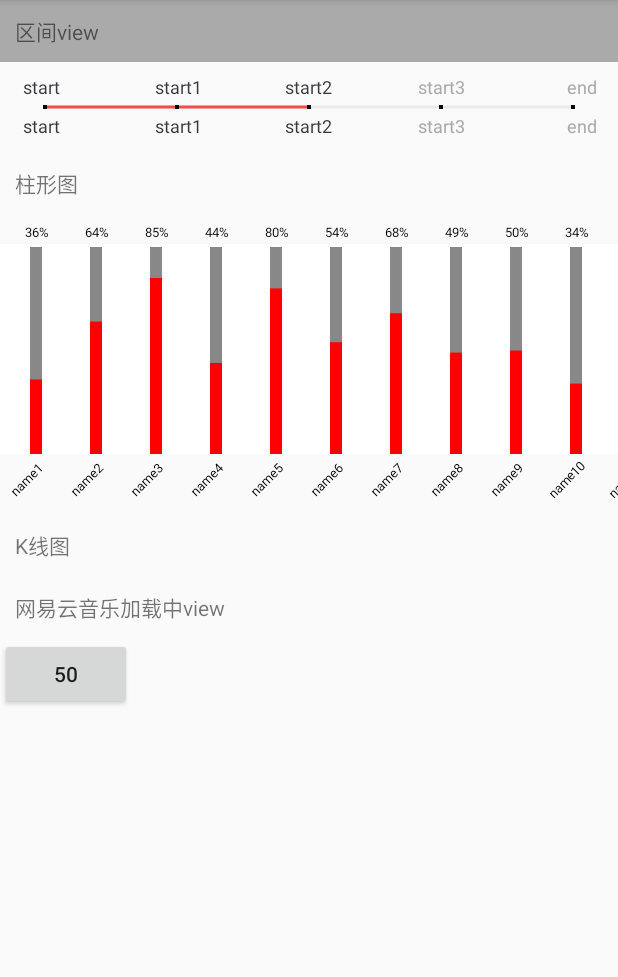
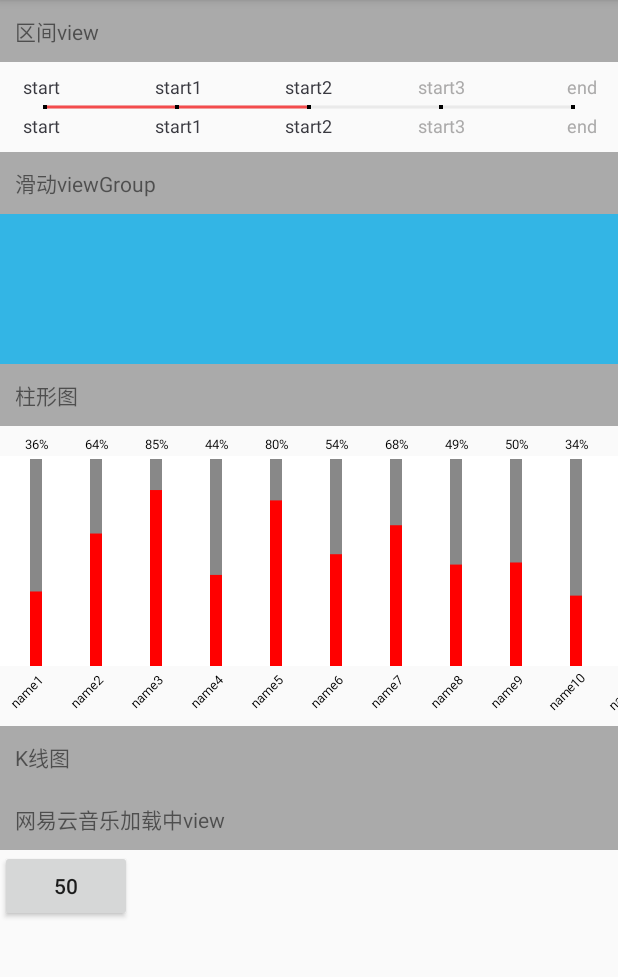
Before and after one commit to LuChunhao/MyView, an Android app: the ViewActivity screen opened directly, with no data from a screen before it, on a phone screen of 412 x 824 dp, the part 84-1061 px from its top. Run offline under Robolectric (Android 15) with nearby library versions, the phone set to English and light mode, and no system bars; our stand-ins replace data binding.

Commit message:
20180516

```diff
--- a/app/src/main/java/com/example/myview/ViewActivity.java
+++ b/app/src/main/java/com/example/myview/ViewActivity.java
@@ -10,7 +10,8 @@
 import com.example.myview.bean.DataBean;
 import com.example.myview.databinding.ActivityViewBinding;
 
-import java.util.HashMap;
+import java.util.ArrayList;
+import java.util.List;
 import java.util.Random;
 
 /**
@@ -20,7 +21,7 @@
 public class ViewActivity extends AppCompatActivity {
 
     private ActivityViewBinding binding;
-    private HashMap<Integer, DataBean> mDataHistogramTotal;
+    private List<DataBean> mDataHistogramTotal;
 
     @Override
     protected void onCreate(@Nullable Bundle savedInstanceState) {
@@ -43,21 +44,11 @@
     }
 
     private void initData() {
-        mDataHistogramTotal = new HashMap<>();
+        mDataHistogramTotal = new ArrayList<>();
         Random random = new Random();
         for (int i = 1; i <= 20; i++) {
-            mDataHistogramTotal.put(i,new DataBean("name" + i, random.nextInt(100)));
+            mDataHistogramTotal.add(new DataBean("name" + i, random.nextInt(100)));
         }
-//        mDataHistogramTotal.put(1, new DataBean("海萌", 100));
-//        mDataHistogramTotal.put(2, new DataBean("涛涛", 18));
-//        mDataHistogramTotal.put(3, new DataBean("火风", 17));
-//        mDataHistogramTotal.put(4, new DataBean("周杰伦", 16));
-//        mDataHistogramTotal.put(5, new DataBean("王宝强", 15));
-//        mDataHistogramTotal.put(6, new DataBean("林俊杰", 14));
-//        mDataHistogramTotal.put(7, new DataBean("孙悟空", 11));
-//        mDataHistogramTotal.put(8, new DataBean("钟航", 10));
-//        mDataHistogramTotal.put(9, new DataBean("小明", 8));
-//        mDataHistogramTotal.put(10, new DataBean("小红", 5));
 
         binding.mHistogramView.setDataTotal(mDataHistogramTotal);
         binding.mHistogramView.setPaints(Color.WHITE, Color.GRAY, Color.RED, Color.BLACK);
--- a/app/src/main/java/com/example/myview/view/HistogramView.java
+++ b/app/src/main/java/com/example/myview/view/HistogramView.java
@@ -5,16 +5,14 @@
 import android.graphics.Paint;
 import android.support.annotation.Nullable;
 import android.util.AttributeSet;
-import android.util.Log;
 import android.view.MotionEvent;
 import android.view.View;
 
 import com.example.myview.DensityUtils;
 import com.example.myview.bean.DataBean;
 
-import java.util.HashMap;
-
-import static android.content.ContentValues.TAG;
+import java.util.ArrayList;
+import java.util.List;
 
 /**
  * Created by luchunhao on 2018/4/24.
@@ -30,7 +28,7 @@
     private Paint mHistogramBgPaint;
     private Paint mHistogramPaint;
     private Paint mTextPaint;
-    private HashMap<Integer, DataBean> dataTotal;
+    private List<DataBean> dataTotal;
     private int lastX;
     private int lastY;
 
@@ -49,7 +47,7 @@
         mHistogramPaint = new Paint();
         mTextPaint = new Paint();
         mBgPaint = new Paint();
-        dataTotal = new HashMap<>();
+        dataTotal = new ArrayList<>();
     }
 
 
@@ -66,7 +64,7 @@
         invalidate();
     }
 
-    public void setDataTotal(HashMap dataTotal) {
+    public void setDataTotal(List<DataBean> dataTotal) {
         this.dataTotal = dataTotal;
         invalidate();
     }
@@ -99,9 +97,9 @@
         super.onDraw(canvas);
         mHistogramHeight = height - DensityUtils.dp2px(getContext(), 40);
         canvas.drawRect(0, startY, width, mHistogramHeight, mBgPaint);
-        for (int key : dataTotal.keySet()) {
-            String name = dataTotal.get(key).getName();
-            int greyValue = dataTotal.get(key).getValue();
+        for (DataBean bean : dataTotal) {
+            String name = bean.getName();
+            int greyValue = bean.getValue();
             canvas.drawText(greyValue + "%", startX + greyValueAlignLeft, startY - greyValueAlignBottom, mTextPaint);
             canvas.drawRect(startX, startY + histogramAlignTop, startX + histogramWidth, mHistogramHeight, mHistogramBgPaint);
             canvas.drawRect(startX, startY + (1f - greyValue / 100f) * (mHistogramHeight - startY - histogramAlignTop) + histogramAlignTop, startX + histogramWidth, mHistogramHeight, mHistogramPaint);
@@ -129,7 +127,6 @@
                 //计算移动的距离
                 int offX = (x - lastX) / 5;
                 int offY = y - lastY;
-                Log.d(TAG, "ACTION_MOVE: offX=" + offX + "\tx=" + x + "\tmoveWidth=" + moveWidth + "\tgetScrollX=" + getScrollX());
                 if (moveWidth > 0) {
                     if (offX < 0) { // 向左滑动
                         if (getScrollX() < moveWidth) {
--- a/app/src/main/java/com/example/myview/view/SlideTwoSideLayout.java
+++ b/app/src/main/java/com/example/myview/view/SlideTwoSideLayout.java
@@ -106,7 +106,6 @@
     @Override
     protected void onLayout(boolean changed, int l, int t, int r, int b) {
         // left==0top==482right==2140bottom==832
-        Log.d(TAG, "onLayout: left==" + l + "top==" + t + "right==" + r + "bottom==" + b);
         int childCount = getChildCount();
         // 给各个view赋值
         for (int i = 0; i < childCount; i++) {
@@ -174,16 +173,12 @@
             case MotionEvent.ACTION_MOVE:
                 mXMove = event.getX();
                 scrolledX = (int) (mXLastMove - mXMove);
-                Log.d(TAG, "getScrollX()===" + getScrollX() + "\tscrolledX===" + scrolledX + "\twidth===" + width + "\tMeasuredWidth===" + rightMenuView.getMeasuredWidth());
                 if (Math.abs(getScrollX()) <= width) {
-                    Log.d(TAG,"????????");
                     scrollBy(scrolledX,0);
                 }
                 mXLastMove = mXMove;
                 break;
             case MotionEvent.ACTION_UP:
-                Log.d(TAG, "ACTION_UP---getScrollX()===" + getScrollX());
-                Log.d(TAG, "ACTION_UP---move===" + (width - getScrollX()));
                 if (getScrollX() > 0) { // 向左滑动,滑出 rightMenuView
                     if (rightMenuView != null) {
                         if (scrolledX > 0) {
@@ -213,7 +208,6 @@
     public void computeScroll() {
         super.computeScroll();
         if (scroller.computeScrollOffset()) {  // 动画没有结束
-            Log.d(TAG, "computeScroll===" + scroller.getCurrX());
             scrollTo(scroller.getCurrX(), scroller.getCurrY());
             invalidate();
         }
--- a/app/src/main/res/layout/activity_view.xml
+++ b/app/src/main/res/layout/activity_view.xml
@@ -2,9 +2,9 @@
 <layout xmlns:android="http://schemas.android.com/apk/res/android"
     xmlns:app="http://schemas.android.com/apk/res-auto">
 
-    <!--<ScrollView-->
-    <!--android:layout_width="match_parent"-->
-    <!--android:layout_height="match_parent">-->
+    <ScrollView
+        android:layout_width="match_parent"
+        android:layout_height="match_parent">
 
         <LinearLayout
             android:layout_width="match_parent"
@@ -28,8 +28,8 @@
             <LinearLayout
                 android:layout_width="match_parent"
                 android:layout_height="wrap_content"
-            android:visibility="gone"
-            android:orientation="vertical">
+                android:orientation="vertical"
+                android:visibility="visible">
 
                 <TextView
                     android:layout_width="match_parent"
@@ -70,6 +70,7 @@
             <TextView
                 android:layout_width="match_parent"
                 android:layout_height="wrap_content"
+                android:background="@android:color/darker_gray"
                 android:padding="10dp"
                 android:text="柱形图" />
 
@@ -81,23 +82,25 @@
             <TextView
                 android:layout_width="match_parent"
                 android:layout_height="wrap_content"
+                android:background="@android:color/darker_gray"
                 android:padding="10dp"
                 android:text="K线图" />
 
             <com.example.myview.view.LineChartView
                 android:layout_width="match_parent"
                 android:layout_height="wrap_content"
-            android:visibility="gone"/>
+                android:visibility="gone" />
 
             <com.example.myview.view.TestView
                 android:layout_width="match_parent"
                 android:layout_height="100dp"
-            android:visibility="gone"
-            android:background="@color/colorAccent"/>
+                android:background="@color/colorAccent"
+                android:visibility="gone" />
 
             <TextView
                 android:layout_width="match_parent"
                 android:layout_height="wrap_content"
+                android:background="@android:color/darker_gray"
                 android:padding="10dp"
                 android:text="网易云音乐加载中view" />
 
@@ -108,5 +111,5 @@
                 android:text="50" />
 
         </LinearLayout>
-    <!--</ScrollView>-->
+    </ScrollView>
 </layout>
```
Lines whose indentation alone changed are shown as unchanged.
